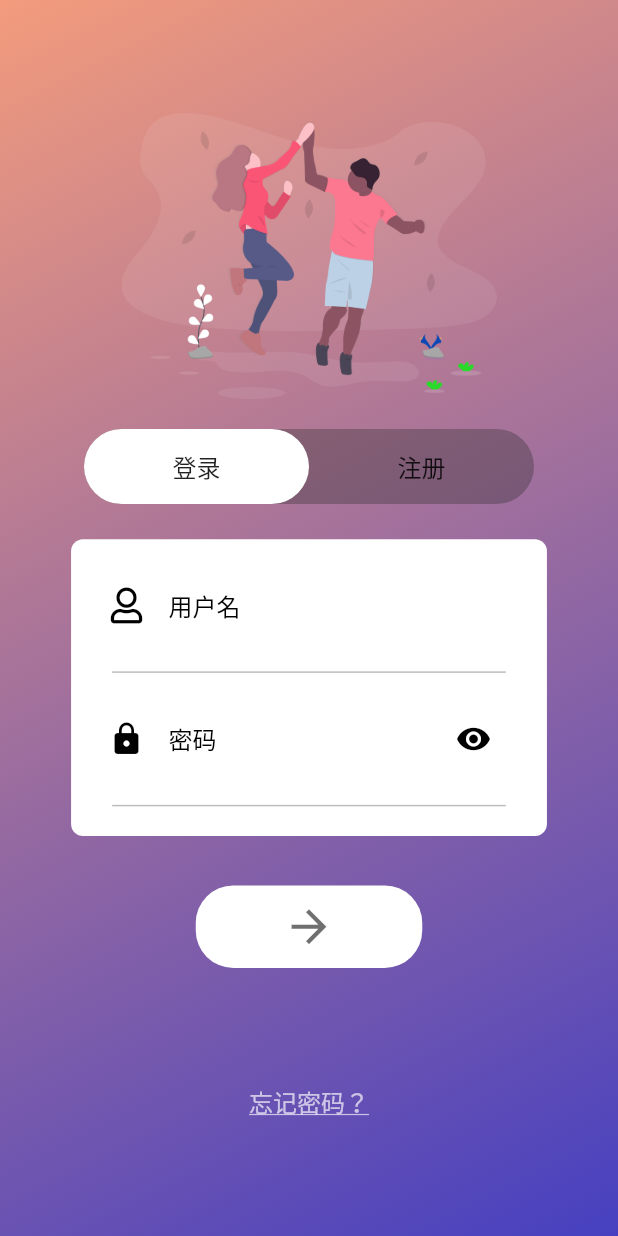
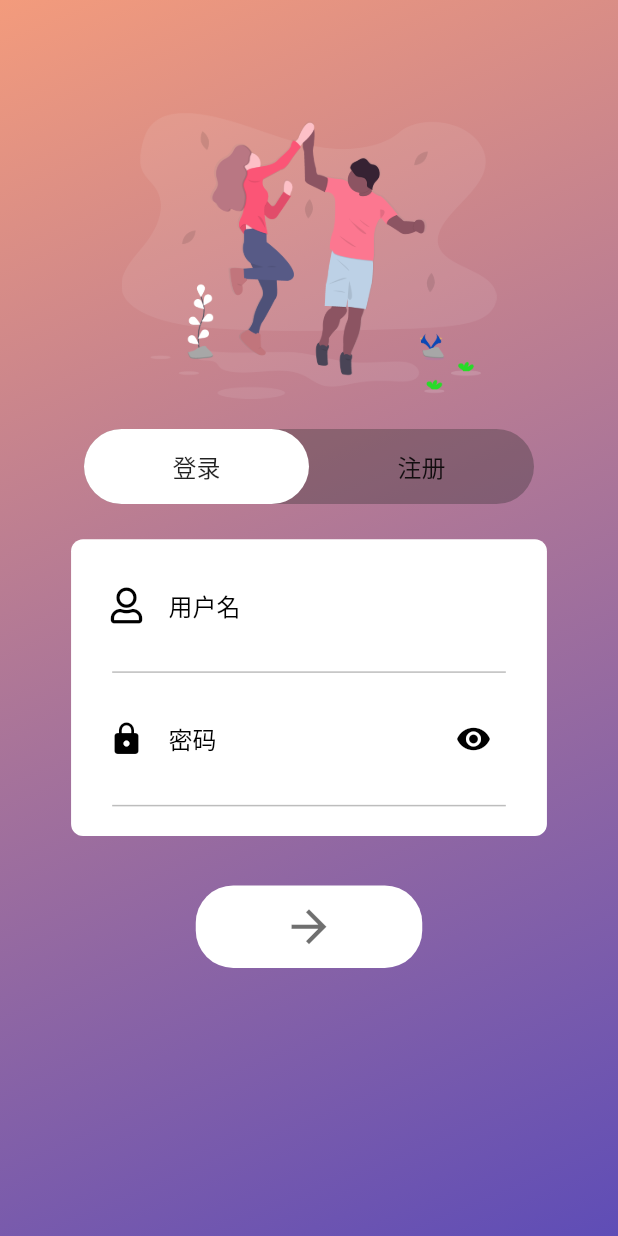
Before and after one commit to hand-sound-organization/login, a Flutter app: the screen it shows after launch, on a phone screen of 412 x 824 dp. Run offline on Flutter 3.47's test engine with Material 2 defaults, Android fonts, the phone set to English and light mode, and no system bars; our stand-ins replace cached_network_image, flare_flutter, font_awesome_flutter; accounts and stored records are empty.

Commit message:
首页通用

```diff
--- a/lib/door_chain/door_chain_management.dart
+++ b/lib/door_chain/door_chain_management.dart
@@ -57,7 +57,7 @@
     try{
       HttpClient httpClient = new HttpClient();
       HttpClientRequest request = await httpClient.getUrl(
-          Uri(scheme: "http",path: "/app/getchain",host: "192.168.101.10",port: 5000,queryParameters: {
+          Uri(scheme: "http",path: "/app/getchain",host: "192.168.1.100",port: 5000,queryParameters: {
             "username":username,
           })
       );
@@ -87,7 +87,7 @@
       HttpClient httpClient = new HttpClient();
       Uri uri;
       if(datalist.length==0){
-        uri = Uri(scheme: "http",path: "/app/updatachain",host: "192.168.101.10",port: 5000,queryParameters: {
+        uri = Uri(scheme: "http",path: "/app/updatachain",host: "192.168.1.100",port: 5000,queryParameters: {
           "username":user.username,
           "timestart":"",
           "timeend":"",
@@ -95,7 +95,7 @@
         });
       }
       else{
-        uri = Uri(scheme: "http",path: "/app/updatachain",host: "192.168.101.10",port: 5000,queryParameters: {
+        uri = Uri(scheme: "http",path: "/app/updatachain",host: "192.168.1.100",port: 5000,queryParameters: {
           "username":user.username,
           "timestart":joinTimeStart(),
           "timeend":joinTimeEnd(),
--- a/lib/lock_binding/binging_lock_page.dart
+++ b/lib/lock_binding/binging_lock_page.dart
@@ -40,7 +40,7 @@
     try{
       HttpClient httpClient = new HttpClient();
       HttpClientRequest request = await httpClient.getUrl(
-          Uri(scheme: "http",path: "/app/locksignup",host: "192.168.101.10",port: 5000,queryParameters: {
+          Uri(scheme: "http",path: "/app/locksignup",host: "192.168.1.100",port: 5000,queryParameters: {
             "username":username,
             "lock_id":lockid,
           })
--- a/lib/lock_binding/firt_binding_page.dart
+++ b/lib/lock_binding/firt_binding_page.dart
@@ -128,8 +128,8 @@
                     left: size.width * 0.182,
                     width: size.width / 1.5,
                     height: size.height - size.height * .28,
-                    child:
-                    new Text('请先绑定门锁再使用完整功能',
+                    child: new Text('请将手机与智能门锁放置于同一WiFi下'
+                        '，绑定门锁后再使用完整功能',
                       textAlign: TextAlign.center,
                       style: TextStyle(
                         color: Colors.white,
--- a/lib/login_page.dart
+++ b/lib/login_page.dart
@@ -51,7 +51,7 @@
                 /**这里要手动设置container的高度和宽度，不然显示不了
                  * 利用MediaQuery可以获取到跟屏幕信息有关的数据
                  */
-                  height: MediaQuery.of(context).size.height,
+                  height: MediaQuery.of(context).size.height*1.2,
                   width: MediaQuery.of(context).size.width,
                   //设置渐变的背景
                   decoration: new BoxDecoration(
--- a/lib/main_page/widgets/profile/profile_detail.dart
+++ b/lib/main_page/widgets/profile/profile_detail.dart
@@ -22,7 +22,7 @@
     try{
       HttpClient httpClient = new HttpClient();
       HttpClientRequest request = await httpClient.getUrl(
-          Uri(scheme: "http",path: "/app/profile",host: "192.168.101.10",port: 5000,queryParameters: {
+          Uri(scheme: "http",path: "/app/profile",host: "192.168.1.100",port: 5000,queryParameters: {
             "username":username,
           })
       );
--- a/lib/main_page/widgets/profile/profile_menu.dart
+++ b/lib/main_page/widgets/profile/profile_menu.dart
@@ -37,7 +37,7 @@
     try{
       HttpClient httpClient = new HttpClient();
       HttpClientRequest request = await httpClient.getUrl(
-          Uri(scheme: "http",path: "/app/WarningInfo",host:"192.168.101.10",port:5000 ,queryParameters: {
+          Uri(scheme: "http",path: "/app/WarningInfo",host:"192.168.1.100",port:5000 ,queryParameters: {
             "username":widget.username
           }));
       HttpClientResponse response = await request.close();
--- a/lib/sign_in_page.dart
+++ b/lib/sign_in_page.dart
@@ -53,7 +53,7 @@
     try{
       HttpClient httpClient = new HttpClient();
       HttpClientRequest request = await httpClient.getUrl(
-          Uri(scheme: "http",path: "/app/login",host: "192.168.101.10",port: 5000,queryParameters: {
+          Uri(scheme: "http",path: "/app/login",host: "152.136.116.37",port: 5000,queryParameters: {
             "username":username
           })
           );
@@ -95,14 +95,14 @@
               //创建表单
               buildSignInTextForm(size),
 
-              Padding(
-                padding:  EdgeInsets.only(top: size.height*0.2),
-                child: new Text("忘记密码？",
-                  style: new TextStyle(
-                      fontSize: 16,
-                      color: Color(0xaaffffff),
-                      decoration: TextDecoration.underline),),
-              ),
+//              Padding(
+//                padding:  EdgeInsets.only(top: size.height*0.2),
+//                child: new Text("忘记密码？",
+//                  style: new TextStyle(
+//                      fontSize: 16,
+//                      color: Color(0xaaffffff),
+//                      decoration: TextDecoration.underline),),
+//              ),
 
               /**
                * Or所在的一行
--- a/lib/user management/main_user_management.dart
+++ b/lib/user management/main_user_management.dart
@@ -35,7 +35,7 @@
 
       HttpClient httpClient = new HttpClient();
       HttpClientRequest request = await httpClient.getUrl(
-          Uri(scheme: "http",path: "/app/usermanagement",host:"192.168.101.10",port:5000,queryParameters: {
+          Uri(scheme: "http",path: "/app/usermanagement",host:"192.168.1.100",port:5000,queryParameters: {
             "username":user.username
           }));
       HttpClientResponse response = await request.close();
@@ -62,7 +62,7 @@
 
       HttpClient httpClient = new HttpClient();
       HttpClientRequest request = await httpClient.getUrl(
-          Uri(scheme: "http",path: "/app/updatamemberlist",host:"192.168.101.10",port:5000,queryParameters: {
+          Uri(scheme: "http",path: "/app/updatamemberlist",host:"192.168.1.100",port:5000,queryParameters: {
             "username":user.username,
             "memberlist": memList.join(",")
           }));
```
Also changed, not shown: lib/sign_up_page.dart (+15 -7 lines).
